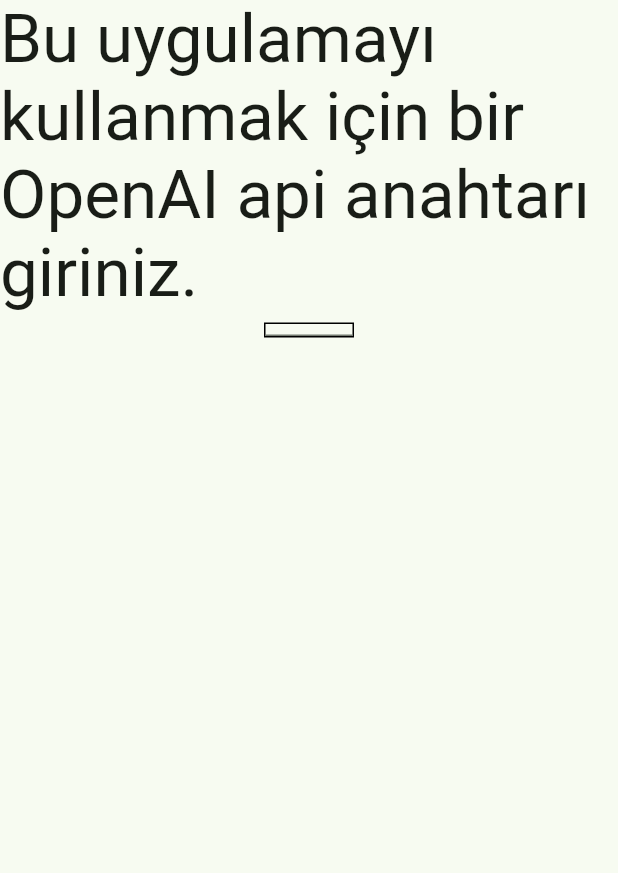
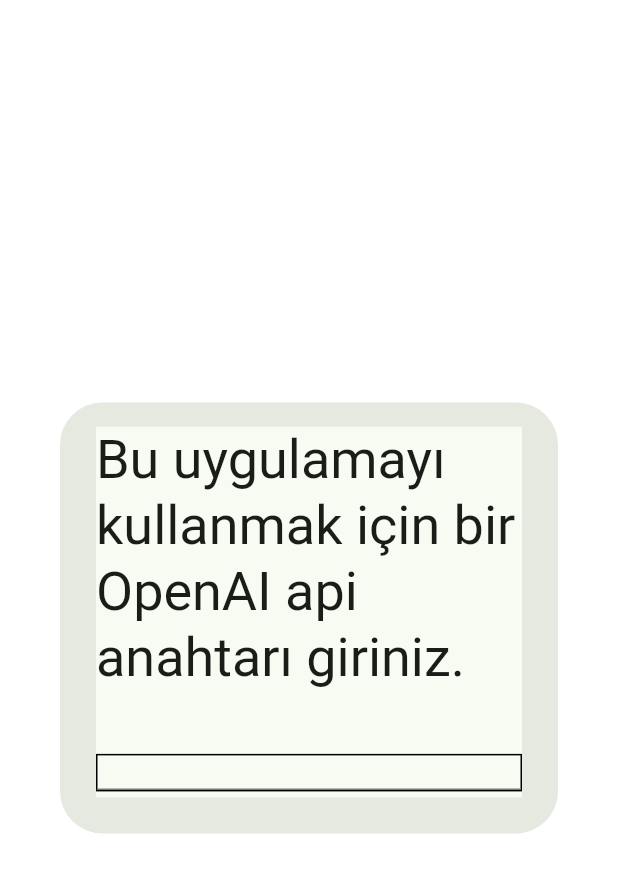
Before and after one commit to keremErdine/flutter_chatbot, a Flutter app: the EnterApiKeyPopup screen opened directly, on a phone screen of 412 x 824 dp. Shown: the top 873 px of the screen. Run offline on Flutter 3.47's test engine with Material 2 defaults, Android fonts, the phone set to English and light mode, and no system bars; our stand-ins replace bloc, cross_file, flutter_bloc, shared_preferences; missing offline and left inert: langchain, langchain_openai, langchain_pinecone; accounts and stored records are empty.

Commit message:
Man it works

```diff
--- a/lib/bloc/app_bloc.dart
+++ b/lib/bloc/app_bloc.dart
@@ -11,7 +11,7 @@ import 'package:shared_preferences/shared_preferences.dart';
 part 'app_event.dart';
 part 'app_state.dart';
 
-OpenAI llm = OpenAI(apiKey: openAIapiKey, model: "gpt-3.5");
+ChatOpenAI llm = ChatOpenAI(apiKey: openAIapiKey, model: "gpt-3.5-turbo-1106");
 OpenAIEmbeddings embeddings = OpenAIEmbeddings(apiKey: openAIapiKey);
 final Pinecone vectorStore = Pinecone(
     apiKey: pineconeApiKey, indexName: indexName, embeddings: embeddings);
@@ -35,6 +35,7 @@ class AppBloc extends Bloc<AppEvent, AppState> {
     on<AppChatHistoryCleared>(appChatHistoryCleared);
     on<AppDataFromPrefsRead>(appDataFromPrefsRead);
     on<AppMessageAddedToPrefs>(appMessageAddedToPrefs);
+    on<AppApiKeyEntered>(appApiKeyEntered);
   }
 
   void appDocumentAdded(AppDocumentAdded event, Emitter emit) async {
@@ -77,6 +78,7 @@ class AppBloc extends Bloc<AppEvent, AppState> {
                 context:
                     "Hocam Bot bir yanıt oluştururken bir hata oluştu. Bu doğru bir OpenAI api anahtarı girmediğinizden kaynaklanıyor olabilir.",
                 sender: Sender.system)));
+        print(e);
       }
       add(AppAIFinishedGeneratingResponse());
     }
@@ -171,7 +173,7 @@ class AppBloc extends Bloc<AppEvent, AppState> {
   }
 
   void appApiKeyEntered(AppApiKeyEntered event, Emitter emit) {
-    llm = OpenAI(apiKey: event.apiKey, model: "gpt-3.5");
+    llm = ChatOpenAI(apiKey: event.apiKey, model: "gpt-3.5-turbo-1106");
     embeddings = OpenAIEmbeddings(apiKey: event.apiKey);
     emit(state.copyWith(apiKey: event.apiKey));
   }
--- a/lib/screens/chat/enter_api_key_popup.dart
+++ b/lib/screens/chat/enter_api_key_popup.dart
@@ -8,29 +8,44 @@ class EnterApiKeyPopup extends StatelessWidget {
   @override
   Widget build(BuildContext context) {
     final TextEditingController controller = TextEditingController();
-    return Scaffold(
+    return AlertDialog(
+      content: SizedBox(
+        height: MediaQuery.of(context).size.height * 0.3,
+        width: MediaQuery.of(context).size.width * 0.8,
+        child: Scaffold(
           body: Column(
             children: [
-          Text(
+              Expanded(
+                child: Text(
                   "Bu uygulamayı kullanmak için bir OpenAI api anahtarı giriniz.",
-            style: Theme.of(context).textTheme.displayMedium,
+                  style: Theme.of(context).textTheme.displaySmall,
+                ),
               ),
               const SizedBox(
                 height: 7,
               ),
               Container(
                 decoration: BoxDecoration(border: Border.all()),
-              height: 10,
-              width: 60,
+                height: 25,
+                width: MediaQuery.of(context).size.width * 0.8,
                 child: TextFormField(
+                  textAlign: TextAlign.center,
                   controller: controller,
                   autocorrect: false,
                   enableSuggestions: false,
                   onFieldSubmitted: (apiKey) {
-                  context.read<AppBloc>().add(AppApiKeyEntered(apiKey: apiKey));
+                    context
+                        .read<AppBloc>()
+                        .add(AppApiKeyEntered(apiKey: apiKey));
                   },
-              ))
+                ),
+              ),
+              const SizedBox(
+                height: 4,
+              )
             ],
+          ),
+        ),
       ),
     );
   }
```
Also changed, not shown: lib/main.dart (+12 -0 lines). Lines whose indentation alone changed are shown as unchanged.
